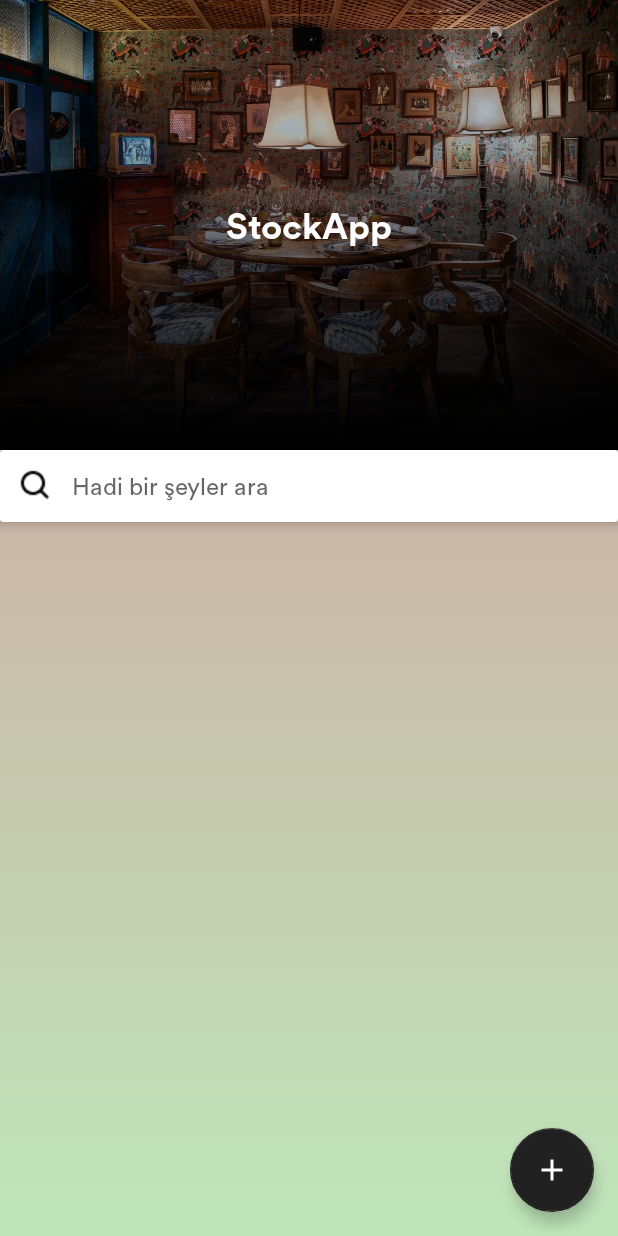
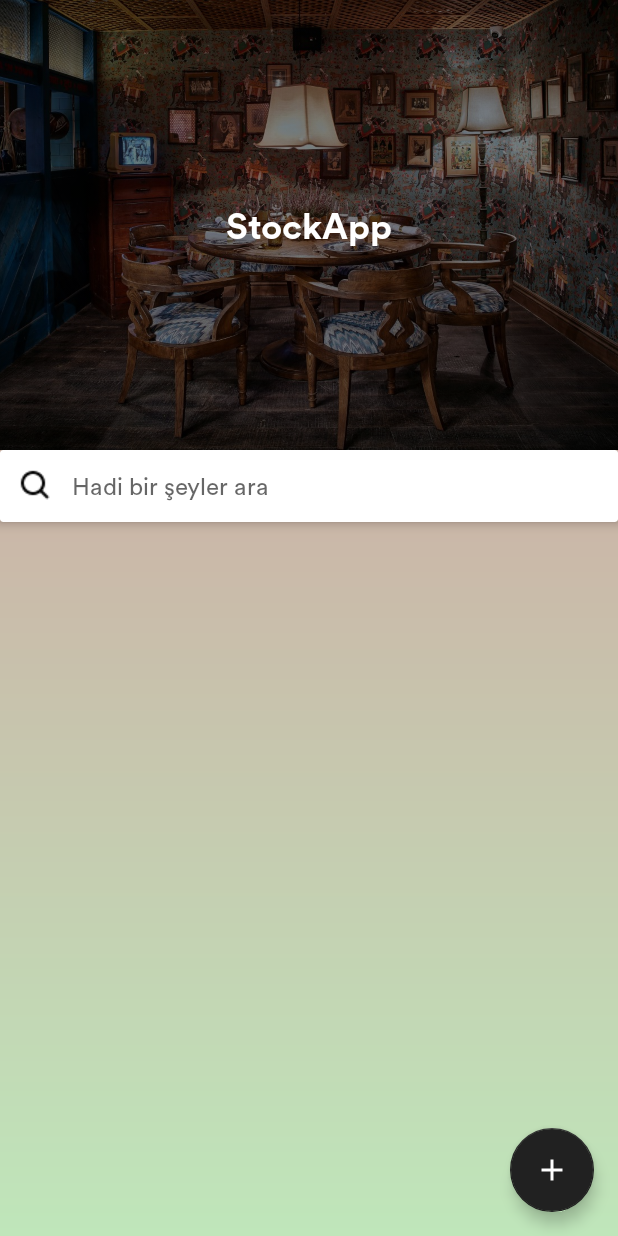
Before and after one commit to snndmr/Stock-It, an Android app: the screen it shows after launch (MainActivity), on a phone screen of 412 x 824 dp. Run offline under Robolectric (Android 15) with nearby library versions, the phone set to English and light mode, and no system bars; our stand-ins replace Picasso.

Commit message:
Graphic Bugs Fixed

```diff
--- a/app/src/main/java/com/snn/stockapp/CustomAdapterItems.java
+++ b/app/src/main/java/com/snn/stockapp/CustomAdapterItems.java
@@ -49,6 +49,7 @@
         private TextView tv_name;
         private TextView tv_piece;
         private TextView tv_location;
+        private TextView tv_description;
         private ImageView imageView;
 
         Holder(@NonNull View itemView) {
@@ -57,6 +58,7 @@
             tv_name = itemView.findViewById(R.id.tv_item_name);
             tv_piece = itemView.findViewById(R.id.tv_item_piece);
             tv_location = itemView.findViewById(R.id.tv_item_location);
+            tv_description = itemView.findViewById(R.id.tv_item_description);
             imageView = itemView.findViewById(R.id.iv_item_card);
 
             ImageView imageViewMenu = itemView.findViewById(R.id.iv_item_menu);
@@ -72,9 +74,9 @@
         void setData(int position) {
             this.position = position;
             tv_name.setText(items.get(position).getName());
-            tv_name.setBackground(GradientColors.TEXT_VIEW_BACKGROUND);
             tv_location.setText(items.get(position).getLocation());
             tv_piece.setText(context.getString(R.string.piece, String.valueOf(items.get(position).getPiece())));
+            tv_description.setText(items.get(position).getDescription());
             Picasso.get().load(items.get(position).getImage()).fit().centerCrop().into(imageView);
         }
     }
--- a/app/src/main/java/com/snn/stockapp/CustomAdapterRooms.java
+++ b/app/src/main/java/com/snn/stockapp/CustomAdapterRooms.java
@@ -19,7 +19,7 @@
 
 class CustomAdapterRooms extends RecyclerView.Adapter<CustomAdapterRooms.Holder> {
 
-    private final int REQUEST_CODE = 10;
+    static final int REQUEST_CODE = 10;
     private Context context;
     private ArrayList<Room> rooms;
     private LayoutInflater layoutInflater;
@@ -82,7 +82,6 @@
             this.position = position;
 
             textView.setText(rooms.get(position).getName());
-            textView.setBackground(GradientColors.TEXT_VIEW_BACKGROUND);
             Picasso.get().load(rooms.get(position).getImage()).fit().centerCrop().into(imageView);
         }
     }
--- a/app/src/main/java/com/snn/stockapp/GradientColors.java
+++ b/app/src/main/java/com/snn/stockapp/GradientColors.java
@@ -3,22 +3,6 @@
 import android.graphics.drawable.GradientDrawable;
 
 class GradientColors {
-    static final GradientDrawable TEXT_VIEW_BACKGROUND
-            = new GradientDrawable(GradientDrawable.Orientation.BOTTOM_TOP,
-            new int[]{
-                    android.graphics.Color.parseColor("#000000"),
-                    android.graphics.Color.parseColor("#E6000000"),
-                    android.graphics.Color.parseColor("#CC000000"),
-                    android.graphics.Color.parseColor("#B3000000"),
-                    android.graphics.Color.parseColor("#99000000"),
-                    android.graphics.Color.parseColor("#80000000"),
-                    android.graphics.Color.parseColor("#66000000"),
-                    android.graphics.Color.parseColor("#4D000000"),
-                    android.graphics.Color.parseColor("#33000000"),
-                    android.graphics.Color.parseColor("#1A000000"),
-                    android.graphics.Color.parseColor("#00000000")
-            });
-
     static final GradientDrawable BACKGROUND
             = new GradientDrawable(GradientDrawable.Orientation.TOP_BOTTOM,
             new int[]{
--- a/app/src/main/java/com/snn/stockapp/MainActivity.java
+++ b/app/src/main/java/com/snn/stockapp/MainActivity.java
@@ -4,6 +4,7 @@
 import android.content.SharedPreferences;
 import android.graphics.Rect;
 import android.os.Bundle;
+import android.util.Log;
 import android.view.LayoutInflater;
 import android.view.View;
 import android.view.ViewGroup;
@@ -154,7 +155,6 @@
 
     private void init() {
         TextView textView = findViewById(R.id.tv_app_name);
-        textView.setBackground(GradientColors.TEXT_VIEW_BACKGROUND);
 
         rooms = new ArrayList<>();
         this.sharedPreferences = getSharedPreferences("USER", MODE_PRIVATE);
@@ -187,12 +187,13 @@
     protected void onActivityResult(int requestCode, int resultCode, @Nullable Intent data) {
         super.onActivityResult(requestCode, resultCode, data);
 
-        if (resultCode == RESULT_OK) {
+        if (resultCode == RESULT_OK && requestCode == CustomAdapterRooms.REQUEST_CODE) {
             ArrayList<Item> items;
             if (data != null) {
                 items = (ArrayList<Item>) data.getSerializableExtra("Result");
                 rooms.get(data.getIntExtra("Position", 0)).setItems(items);
                 saveData();
+                Log.e("FAK", "Test");
             }
         }
     }
--- a/app/src/main/res/layout/activity_main.xml
+++ b/app/src/main/res/layout/activity_main.xml
@@ -28,6 +28,7 @@
                 app:layout_collapseMode="parallax">
 
                 <ImageView
+                    android:tint="@color/transparency"
                     android:layout_width="match_parent"
                     android:layout_height="match_parent"
                     android:adjustViewBounds="true"
@@ -40,7 +41,6 @@
                     android:layout_width="match_parent"
                     android:layout_height="match_parent"
                     android:layout_centerInParent="true"
-                    android:background="@null"
                     android:fontFamily="@font/tokens_bold"
                     android:gravity="center"
                     android:padding="@dimen/padding_small"
--- a/app/src/main/res/layout/activity_room.xml
+++ b/app/src/main/res/layout/activity_room.xml
@@ -34,7 +34,8 @@
                     android:adjustViewBounds="true"
                     android:contentDescription="@string/image"
                     android:scaleType="centerCrop"
-                    android:src="@drawable/room_main_2" />
+                    android:src="@drawable/room_main_2"
+                    android:tint="@color/transparency" />
 
                 <TextView
                     android:id="@+id/tv_room_name"
--- a/app/src/main/res/layout/room_card.xml
+++ b/app/src/main/res/layout/room_card.xml
@@ -15,7 +15,8 @@
             android:layout_height="match_parent"
             android:layout_centerInParent="true"
             android:contentDescription="@string/image"
-            android:src="@drawable/room_test_1" />
+            android:src="@drawable/room_test_1"
+            android:tint="@color/transparency" />
 
         <TextView
             android:id="@+id/tv_room_card"
--- a/app/src/main/res/values/colors.xml
+++ b/app/src/main/res/values/colors.xml
@@ -3,4 +3,6 @@
     <color name="colorPrimary">#212121</color>
     <color name="colorPrimaryDark">#000000</color>
     <color name="colorAccent">#484848</color>
+
+    <color name="transparency">#80000000</color>
 </resources>
--- a/app/src/main/res/values/strings.xml
+++ b/app/src/main/res/values/strings.xml
@@ -5,7 +5,7 @@
     <string name="room_test">Room Test</string>
     <string name="title_activity_room">RoomActivity</string>
     <string name="item_test">Item Test</string>
-    <string name="piece">Piece : %1$s</string>
+    <string name="piece">Adet : %1$s</string>
     <string name="enter_room_name">Odanın adını gir</string>
     <string name="add">Ekle</string>
     <string name="enter_item_name">Eşyanın adını girin</string>
@@ -18,4 +18,6 @@
     <string name="enter_new_name_item">Eşyanın yeni adını girin</string>
     <string name="enter_new_piece_item">Eşyanın yeni adedini girin</string>
     <string name="enter_new_place_item">Eşyanın yeni konumunu girin</string>
+    <string name="enter_item_description">Eşyanın tanımını girin</string>
+    <string name="enter_new_description_item">Eşyanın yeni tanımını girin</string>
 </resources>
```
Also changed, not shown: app/src/main/java/com/snn/stockapp/Item.java (+17 -0 lines), app/src/main/java/com/snn/stockapp/RoomActivity.java (+14 -9 lines), app/src/main/res/layout/item_bottom_edit_dialog.xml (+14 -0 lines), app/src/main/res/layout/item_card.xml (+14 -1 lines), app/src/main/res/layout/item_dialog.xml (+14 -0 lines).
